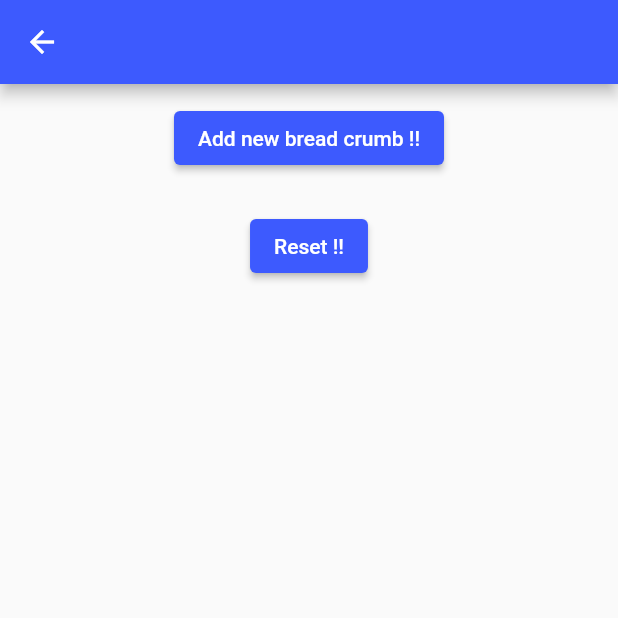
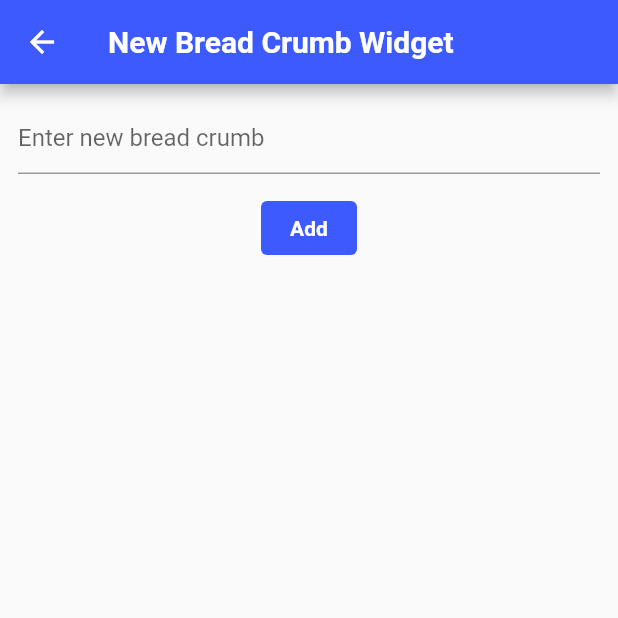
Before and after one commit to Selin-Yigit/testing_provider_project, a Flutter app: the screen it shows after launch, after a tap on "Add new bread crumb !!", on a phone screen of 412 x 824 dp, the top half of it. Run offline on Flutter 3.47's test engine with Material 2 defaults, Android fonts, the phone set to English and light mode, and no system bars.

Commit message:
NewBreadCrumbWidget Class oluşturuldu.

```diff
--- a/lib/main.dart
+++ b/lib/main.dart
@@ -2,6 +2,7 @@ import 'package:flutter/material.dart';
 import 'package:provider/provider.dart';
 import 'package:testing_provider_project/breadCrumbProvider.dart';
 import 'package:testing_provider_project/homePage.dart';
+import 'package:testing_provider_project/newBreadCrumbWidget.dart';
 
 void main() {
   runApp(const MyApp());
@@ -21,7 +22,7 @@ class MyApp extends StatelessWidget {
         debugShowCheckedModeBanner: false,
         routes: {
           "/": (BuildContext context) => const HomePage(),
-          "/add": (BuildContext context) => HomePage(),
+          "/add": (BuildContext context) => const NewBreadCrumbWidget(),
         },
         initialRoute: "/",
       ),
--- /dev/null
+++ b/lib/newBreadCrumbWidget.dart
@@ -0,0 +1,77 @@
+import 'package:flutter/material.dart';
+import 'package:provider/provider.dart';
+import 'package:testing_provider_project/breadCrumb.dart';
+import 'package:testing_provider_project/breadCrumbProvider.dart';
+
+class NewBreadCrumbWidget extends StatefulWidget {
+  const NewBreadCrumbWidget({super.key});
+
+  @override
+  State<NewBreadCrumbWidget> createState() => _NewBreadCrumbWidgetState();
+}
+
+class _NewBreadCrumbWidgetState extends State<NewBreadCrumbWidget> {
+  late final TextEditingController _breadCrumbController;
+
+  @override
+  void initState() {
+    _breadCrumbController = TextEditingController();
+    super.initState();
+  }
+
+  @override
+  void dispose() {
+    _breadCrumbController.dispose();
+    super.dispose();
+  }
+
+  @override
+  Widget build(BuildContext context) {
+    return Scaffold(
+      appBar: AppBar(
+        title: const Text(
+          "New Bread Crumb Widget",
+          style: TextStyle(
+            color: Colors.white,
+            fontWeight: FontWeight.bold,
+          ),
+        ),
+        backgroundColor: Colors.indigoAccent.shade400,
+      ),
+      body: Column(
+        children: [
+          Padding(
+            padding: const EdgeInsets.all(12.0),
+            child: TextField(
+              controller: _breadCrumbController,
+              decoration: const InputDecoration(
+                hintText: "Enter new bread crumb",
+              ),
+            ),
+          ),
+          TextButton(
+            onPressed: () {
+              final text = _breadCrumbController.text;
+              if (text.isNotEmpty) {
+                final breadCrumb = BreadCrumb(name: text, isActive: false);
+                context.read<BreadCrumbProvider>().Add(breadCrumb);
+                Navigator.of(context).pop();
+              }
+            },
+            style: ButtonStyle(
+              backgroundColor:
+                  MaterialStatePropertyAll(Colors.indigoAccent.shade400),
+            ),
+            child: const Text(
+              "Add",
+              style: TextStyle(
+                color: Colors.white,
+                fontWeight: FontWeight.bold,
+              ),
+            ),
+          ),
+        ],
+      ),
+    );
+  }
+}
```
